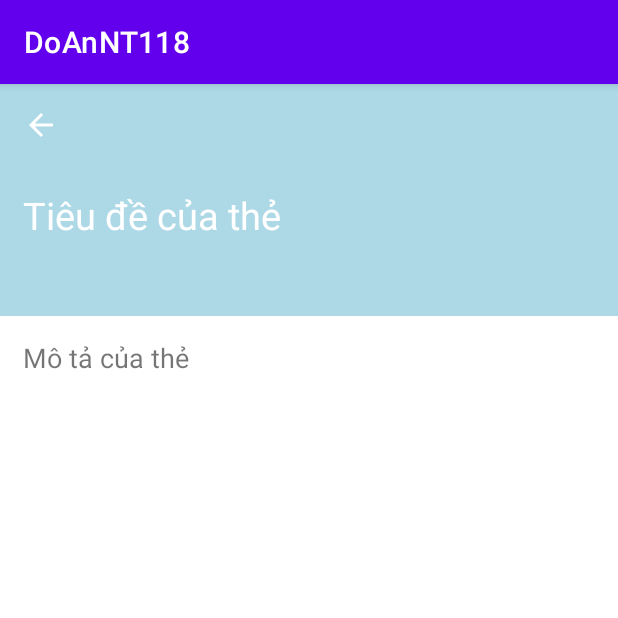
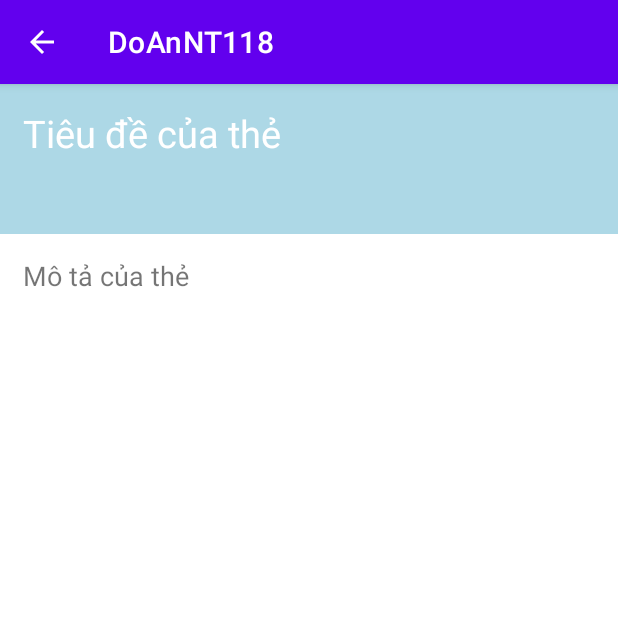
Before and after one commit to hauphanlvc/DoAnNT118, an Android app: the ActivityThe screen opened directly, with no data from a screen before it, on a phone screen of 412 x 824 dp, the top half of it. Run offline under Robolectric (Android 15) with nearby library versions, the light colour scheme and no system bars.

Commit message:
sửa layout thẻ

```diff
--- a/app/src/main/java/com/example/doannt118/ActivityThe.java
+++ b/app/src/main/java/com/example/doannt118/ActivityThe.java
@@ -1,7 +1,10 @@
 package com.example.doannt118;
 
 import android.os.Bundle;
+import android.view.MenuItem;
 
+import androidx.annotation.NonNull;
+import androidx.appcompat.app.ActionBar;
 import androidx.appcompat.app.AppCompatActivity;
 
 public class ActivityThe extends AppCompatActivity {
@@ -9,5 +12,18 @@ public class ActivityThe extends AppCompatActivity {
     protected void onCreate(Bundle savedInstanceState) {
         super.onCreate(savedInstanceState);
         setContentView(R.layout.card_layout);
+
+        ActionBar actionBar = getSupportActionBar();
+        actionBar.setDisplayHomeAsUpEnabled(true);
+    }
+
+    @Override
+    public boolean onOptionsItemSelected(@NonNull MenuItem item) {
+        switch (item.getItemId()) {
+            case android.R.id.home:
+                this.finish();
+                return true;
+        }
+        return super.onOptionsItemSelected(item);
     }
 }
--- a/app/src/main/res/layout/card_layout.xml
+++ b/app/src/main/res/layout/card_layout.xml
@@ -7,33 +7,15 @@
     android:layout_height="match_parent"
     tool:context=".MainActivity">
 
-    <RelativeLayout
-        android:id="@+id/maincard"
-        android:layout_width="match_parent"
-        android:layout_height="wrap_content"
-        android:background="@color/LightBlue">
 
-        <ImageView
-            android:id="@+id/backcard"
-            android:layout_width="wrap_content"
-            android:layout_height="wrap_content"
-            android:paddingStart="15dp"
-            android:paddingTop="15dp"
-            android:paddingEnd="15dp"
-            android:paddingBottom="15dp"
-            android:src="?attr/actionModeCloseDrawable"
-            app:tint="@color/white"></ImageView>
-    </RelativeLayout>
 
     <ScrollView
         android:layout_width="match_parent"
-        android:layout_height="match_parent"
-        android:layout_below="@+id/maincard">
+        android:layout_height="match_parent">
 
         <RelativeLayout
             android:layout_width="match_parent"
-            android:layout_height="match_parent"
-            android:layout_below="@id/maincard">
+            android:layout_height="match_parent">
 
             <RelativeLayout
                 android:id="@+id/ViewTieuDe"
@@ -71,7 +53,8 @@
                     android:paddingEnd="15dp"
                     android:paddingBottom="15dp"
                     android:text="Mô tả của thẻ"
-                    android:textSize="18sp"></TextView>
+                    android:textSize="18sp">
+                </TextView>
             </RelativeLayout>
 
         </RelativeLayout>
```
